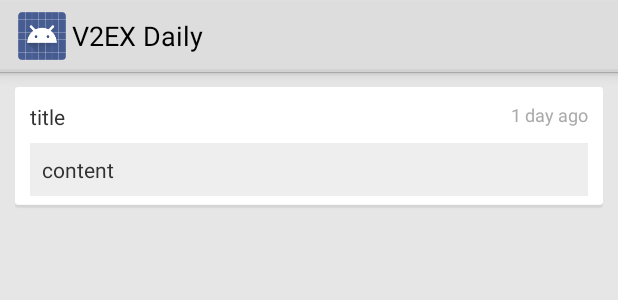
After one commit to kyze8439690/v2ex-daily-android, an Android app: the layout view_notification.xml on its own in the app's theme, with its tools: preview values and no code run, on a phone screen of 412 x 824 dp. The commit adds this screen. Shown: the top 300 px of the screen. Run offline under Robolectric (Android 15) with nearby library versions, the phone set to English and light mode, and no system bars.

Commit message:
add notification

```diff
--- a/app/src/main/java/com/yugy/v2ex/daily/sdk/V2EX.java
+++ b/app/src/main/java/com/yugy/v2ex/daily/sdk/V2EX.java
@@ -520,6 +520,10 @@ public class V2EX {
         });
     }
 
+    public static void getNotification(final Context context, String token, TextHttpResponseHandler responseHandler){
+        getClient(context).get("http://www.v2ex.com/n/" + token + ".xml", responseHandler);
+    }
+
     public static void logout(Context context){
         PersistentCookieStore cookieStore = new PersistentCookieStore(context);
         cookieStore.clear();
--- a/app/src/main/res/layout/fragment_notification.xml
+++ b/app/src/main/res/layout/fragment_notification.xml
@@ -7,7 +7,11 @@
     <ListView
         android:id="@+id/list_fragment_notification"
         android:layout_width="match_parent"
-        android:layout_height="match_parent" />
+        android:layout_height="match_parent"
+        android:dividerHeight="0px"
+        android:scrollbars="none"
+        android:divider="@android:color/transparent"
+        android:listSelector="@android:color/transparent" />
 
     <TextView
         android:id="@+id/txt_fragment_notification_empty"
--- /dev/null
+++ b/app/src/main/res/layout/view_notification.xml
@@ -0,0 +1,42 @@
+<?xml version="1.0" encoding="utf-8"?>
+
+<RelativeLayout xmlns:android="http://schemas.android.com/apk/res/android"
+                android:layout_width="match_parent"
+                android:layout_height="wrap_content"
+                android:background="@drawable/card_bg_play"
+                android:layout_margin="8dp"
+                android:padding="12dp"
+                >
+
+    <com.yugy.v2ex.daily.widget.RelativeTimeTextView
+        android:id="@+id/txt_view_notification_time"
+        android:layout_width="wrap_content"
+        android:layout_height="wrap_content"
+        android:layout_alignParentRight="true"
+        android:textSize="12sp"
+        android:textColor="#aaa"
+        android:text="1 day ago"
+        />
+
+    <TextView
+        android:id="@+id/txt_view_notification_title"
+        android:layout_width="match_parent"
+        android:layout_height="wrap_content"
+        android:layout_toLeftOf="@id/txt_view_notification_time"
+        android:layout_marginRight="8dp"
+        android:text="title"
+        android:textSize="14sp"
+        />
+
+    <TextView
+        android:id="@+id/txt_view_notification_content"
+        android:layout_width="match_parent"
+        android:layout_height="wrap_content"
+        android:layout_below="@id/txt_view_notification_title"
+        android:layout_marginTop="8dp"
+        android:text="content"
+        android:background="#EEE"
+        android:padding="8dp"
+        />
+
+</RelativeLayout>
```
Also changed, not shown: app/src/main/java/com/yugy/v2ex/daily/adapter/NotificationAdapter.java (added, +50 -0 lines), app/src/main/java/com/yugy/v2ex/daily/fragment/NotificationFragment.java (+112 -1 lines), app/src/main/java/com/yugy/v2ex/daily/fragment/TopicFragment.java (+20 -18 lines), app/src/main/java/com/yugy/v2ex/daily/model/NotificationModel.java (added, +65 -0 lines), app/src/main/java/com/yugy/v2ex/daily/service/NotificationService.java (deleted, +0 -17 lines), app/src/main/java/com/yugy/v2ex/daily/widget/NotificationView.java (added, +48 -0 lines), app/src/main/res/layout/fragment_topic.xml (+8 -0 lines).
